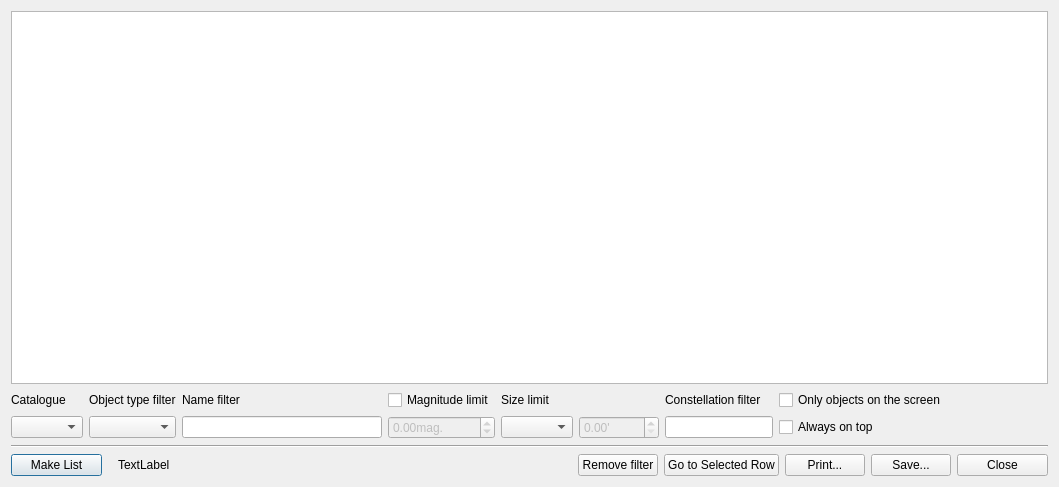
First picture: the form in cdsocatalogue.ui, repository PavelMr/skytechx, before the edit.
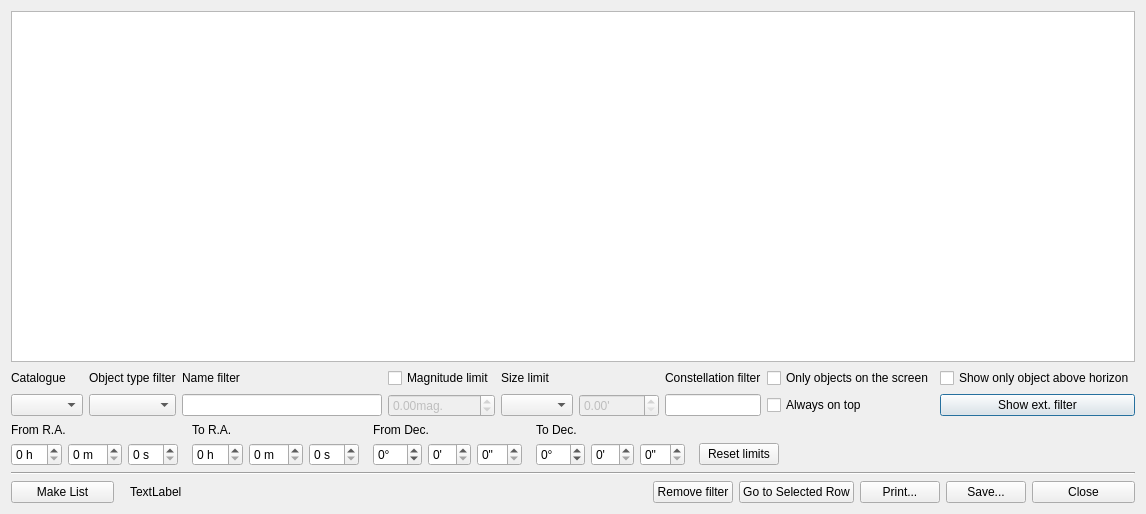
Second picture: the form after the edit.

Commit message: Added DSO dialog ext. filtering.

```diff
--- a/cdsocatalogue.ui
+++ b/cdsocatalogue.ui
@@ -7,14 +7,14 @@
     <x>0</x>
     <y>0</y>
     <width>1059</width>
-    <height>487</height>
+    <height>514</height>
    </rect>
   </property>
   <property name="windowTitle">
    <string>DSO Catalogue</string>
   </property>
-  <layout class="QGridLayout" name="gridLayout">
-   <item row="0" column="0">
+  <layout class="QVBoxLayout" name="verticalLayout_2">
+   <item>
     <widget class="QTableView" name="tableView">
      <property name="editTriggers">
       <set>QAbstractItemView::NoEditTriggers</set>
@@ -48,79 +48,66 @@
      </attribute>
     </widget>
    </item>
-   <item row="3" column="0">
+   <item>
     <layout class="QGridLayout" name="gridLayout_2">
-     <item row="1" column="6">
-      <widget class="QLineEdit" name="constFilterEdit"/>
-     </item>
-     <item row="0" column="1">
-      <widget class="QLabel" name="label_2">
-       <property name="text">
-        <string>Object type filter</string>
+     <item row="0" column="10">
+      <spacer name="horizontalSpacer">
+       <property name="orientation">
+        <enum>Qt::Horizontal</enum>
        </property>
-      </widget>
-     </item>
-     <item row="1" column="5">
-      <widget class="QDoubleSpinBox" name="sizeLimitSpin">
-       <property name="enabled">
-        <bool>false</bool>
+       <property name="sizeHint" stdset="0">
+        <size>
+         <width>40</width>
+         <height>20</height>
+        </size>
        </property>
-       <property name="suffix">
-        <string>'</string>
-       </property>
-       <property name="maximum">
-        <double>99999.000000000000000</double>
-       </property>
-      </widget>
+      </spacer>
      </item>
-     <item row="0" column="6">
-      <widget class="QLabel" name="label_4">
+     <item row="1" column="9">
+      <widget class="QPushButton" name="pushButton_7">
        <property name="text">
-        <string>Constellation filter</string>
+        <string>Show ext. filter</string>
        </property>
       </widget>
      </item>
-     <item row="1" column="3">
-      <widget class="QDoubleSpinBox" name="magLimitSpin">
-       <property name="enabled">
-        <bool>false</bool>
-       </property>
-       <property name="suffix">
-        <string>mag.</string>
-       </property>
-       <property name="minimum">
-        <double>-99.000000000000000</double>
-       </property>
-      </widget>
-     </item>
-     <item row="1" column="1">
-      <widget class="QComboBox" name="typeComboBox"/>
-     </item>
-     <item row="0" column="2">
-      <widget class="QLabel" name="label">
-       <property name="text">
-        <string>Name filter</string>
-       </property>
-      </widget>
-     </item>
-     <item row="0" column="7">
-      <widget class="QCheckBox" name="cb_onScreen">
-       <property name="text">
-        <string>Only objects on the screen</string>
-       </property>
-      </widget>
-     </item>
-     <item row="1" column="4">
-      <widget class="QComboBox" name="sizeComboBox"/>
-     </item>
      <item row="0" column="4">
-      <widget class="QLabel" name="label_3">
+      <widget class="QCheckBox" name="checkBox">
        <property name="text">
-        <string>Size limit</string>
+        <string>Magnitude limit</string>
        </property>
       </widget>
      </item>
-     <item row="1" column="2">
+     <item row="1" column="0">
+      <widget class="QComboBox" name="cbCatalogue"/>
+     </item>
+     <item row="0" column="0">
+      <widget class="QLabel" name="label_5">
+       <property name="text">
+        <string>Catalogue</string>
+       </property>
+      </widget>
+     </item>
+     <item row="1" column="8">
+      <widget class="QCheckBox" name="cb_top">
+       <property name="text">
+        <string>Always on top</string>
+       </property>
+      </widget>
+     </item>
+     <item row="1" column="10">
+      <spacer name="horizontalSpacer_2">
+       <property name="orientation">
+        <enum>Qt::Horizontal</enum>
+       </property>
+       <property name="sizeHint" stdset="0">
+        <size>
+         <width>40</width>
+         <height>20</height>
+        </size>
+       </property>
+      </spacer>
+     </item>
+     <item row="1" column="3">
       <widget class="QLineEdit" name="nameFilterEdit">
        <property name="sizePolicy">
         <sizepolicy hsizetype="Fixed" vsizetype="Fixed">
@@ -139,59 +126,363 @@
        </property>
       </widget>
      </item>
+     <item row="0" column="5">
+      <widget class="QLabel" name="label_3">
+       <property name="text">
+        <string>Size limit</string>
+       </property>
+      </widget>
+     </item>
+     <item row="1" column="5">
+      <widget class="QComboBox" name="sizeComboBox"/>
+     </item>
      <item row="0" column="8">
-      <spacer name="horizontalSpacer">
-       <property name="orientation">
-        <enum>Qt::Horizontal</enum>
+      <widget class="QCheckBox" name="cb_onScreen">
+       <property name="text">
+        <string>Only objects on the screen</string>
        </property>
-       <property name="sizeHint" stdset="0">
-        <size>
-         <width>40</width>
-         <height>20</height>
-        </size>
-       </property>
-      </spacer>
+      </widget>
      </item>
      <item row="0" column="3">
-      <widget class="QCheckBox" name="checkBox">
+      <widget class="QLabel" name="label">
        <property name="text">
-        <string>Magnitude limit</string>
+        <string>Name filter</string>
        </property>
       </widget>
      </item>
-     <item row="1" column="8">
-      <spacer name="horizontalSpacer_2">
-       <property name="orientation">
-        <enum>Qt::Horizontal</enum>
+     <item row="1" column="2">
+      <widget class="QComboBox" name="typeComboBox"/>
+     </item>
+     <item row="1" column="4">
+      <widget class="QDoubleSpinBox" name="magLimitSpin">
+       <property name="enabled">
+        <bool>false</bool>
        </property>
-       <property name="sizeHint" stdset="0">
-        <size>
-         <width>40</width>
-         <height>20</height>
-        </size>
+       <property name="suffix">
+        <string>mag.</string>
        </property>
-      </spacer>
+       <property name="minimum">
+        <double>-99.000000000000000</double>
+       </property>
+      </widget>
+     </item>
+     <item row="0" column="7">
+      <widget class="QLabel" name="label_4">
+       <property name="text">
+        <string>Constellation filter</string>
+       </property>
+      </widget>
+     </item>
+     <item row="1" column="6">
+      <widget class="QDoubleSpinBox" name="sizeLimitSpin">
+       <property name="enabled">
+        <bool>false</bool>
+       </property>
+       <property name="suffix">
+        <string>'</string>
+       </property>
+       <property name="maximum">
+        <double>99999.000000000000000</double>
+       </property>
+      </widget>
+     </item>
+     <item row="0" column="2">
+      <widget class="QLabel" name="label_2">
+       <property name="text">
+        <string>Object type filter</string>
+       </property>
+      </widget>
      </item>
      <item row="1" column="7">
-      <widget class="QCheckBox" name="cb_top">
+      <widget class="QLineEdit" name="constFilterEdit"/>
+     </item>
+     <item row="0" column="9">
+      <widget class="QCheckBox" name="cb_hor_only">
        <property name="text">
-        <string>Always on top</string>
+        <string>Show only object above horizon</string>
        </property>
       </widget>
      </item>
-     <item row="0" column="0">
-      <widget class="QLabel" name="label_5">
-       <property name="text">
-        <string>Catalogue</string>
-       </property>
+    </layout>
+   </item>
+   <item>
+    <layout class="QVBoxLayout" name="verticalLayout">
+     <item>
+      <widget class="QWidget" name="w_ext_filter" native="true">
+       <layout class="QVBoxLayout" name="verticalLayout_3">
+        <property name="leftMargin">
+         <number>0</number>
+        </property>
+        <property name="topMargin">
+         <number>0</number>
+        </property>
+        <property name="rightMargin">
+         <number>0</number>
+        </property>
+        <property name="bottomMargin">
+         <number>0</number>
+        </property>
+        <item>
+         <layout class="QGridLayout" name="gridLayout_3">
+          <item row="2" column="6">
+           <widget class="QSpinBox" name="sb_ra2_m">
+            <property name="suffix">
+             <string> m</string>
+            </property>
+            <property name="maximum">
+             <number>59</number>
+            </property>
+           </widget>
+          </item>
+          <item row="2" column="1">
+           <widget class="QSpinBox" name="sb_ra_m">
+            <property name="suffix">
+             <string> m</string>
+            </property>
+            <property name="maximum">
+             <number>59</number>
+            </property>
+           </widget>
+          </item>
+          <item row="2" column="0">
+           <widget class="QSpinBox" name="sb_ra_h">
+            <property name="suffix">
+             <string> h</string>
+            </property>
+            <property name="maximum">
+             <number>24</number>
+            </property>
+           </widget>
+          </item>
+          <item row="2" column="7">
+           <widget class="QSpinBox" name="sb_ra2_s">
+            <property name="suffix">
+             <string> s</string>
+            </property>
+            <property name="maximum">
+             <number>59</number>
+            </property>
+           </widget>
+          </item>
+          <item row="2" column="5">
+           <widget class="QSpinBox" name="sb_ra2_h">
+            <property name="suffix">
+             <string> h</string>
+            </property>
+            <property name="minimum">
+             <number>0</number>
+            </property>
+            <property name="maximum">
+             <number>24</number>
+            </property>
+           </widget>
+          </item>
+          <item row="2" column="18">
+           <spacer name="horizontalSpacer_5">
+            <property name="orientation">
+             <enum>Qt::Horizontal</enum>
+            </property>
+            <property name="sizeHint" stdset="0">
+             <size>
+              <width>40</width>
+              <height>20</height>
+             </size>
+            </property>
+           </spacer>
+          </item>
+          <item row="2" column="17">
+           <widget class="QPushButton" name="pushButton_8">
+            <property name="text">
+             <string>Reset limits</string>
+            </property>
+           </widget>
+          </item>
+          <item row="2" column="9">
+           <widget class="QSpinBox" name="sb_dec_d">
+            <property name="suffix">
+             <string>°</string>
+            </property>
+            <property name="minimum">
+             <number>-90</number>
+            </property>
+            <property name="maximum">
+             <number>90</number>
+            </property>
+           </widget>
+          </item>
+          <item row="2" column="10">
+           <widget class="QSpinBox" name="sb_dec_m">
+            <property name="suffix">
+             <string>'</string>
+            </property>
+            <property name="maximum">
+             <number>59</number>
+            </property>
+           </widget>
+          </item>
+          <item row="2" column="11">
+           <widget class="QSpinBox" name="sb_dec_s">
+            <property name="suffix">
+             <string>&quot;</string>
+            </property>
+            <property name="maximum">
+             <number>59</number>
+            </property>
+           </widget>
+          </item>
+          <item row="2" column="13">
+           <widget class="QSpinBox" name="sb_dec2_d">
+            <property name="suffix">
+             <string>°</string>
+            </property>
+            <property name="minimum">
+             <number>-90</number>
+            </property>
+            <property name="maximum">
+             <number>90</number>
+            </property>
+           </widget>
+          </item>
+          <item row="2" column="14">
+           <widget class="QSpinBox" name="sb_dec2_m">
+            <property name="suffix">
+             <string>'</string>
+            </property>
+            <property name="maximum">
+             <number>59</number>
+            </property>
+           </widget>
+          </item>
+          <item row="2" column="15">
+           <widget class="QSpinBox" name="sb_dec2_s">
+            <property name="showGroupSeparator" stdset="0">
+             <bool>false</bool>
+            </property>
+            <property name="suffix">
+             <string>&quot;</string>
+            </property>
+            <property name="maximum">
+             <number>59</number>
+            </property>
+           </widget>
+          </item>
+          <item row="2" column="12">
+           <spacer name="horizontalSpacer_8">
+            <property name="orientation">
+             <enum>Qt::Horizontal</enum>
+            </property>
+            <property name="sizeType">
+             <enum>QSizePolicy::Fixed</enum>
+            </property>
+            <property name="sizeHint" stdset="0">
+             <size>
+              <width>8</width>
+              <height>8</height>
+             </size>
+            </property>
+           </spacer>
+          </item>
+          <item row="2" column="4">
+           <spacer name="horizontalSpacer_6">
+            <property name="orientation">
+             <enum>Qt::Horizontal</enum>
+            </property>
+            <property name="sizeType">
+             <enum>QSizePolicy::Fixed</enum>
+            </property>
+            <property name="sizeHint" stdset="0">
+             <size>
+              <width>8</width>
+              <height>8</height>
+             </size>
+            </property>
+           </spacer>
+          </item>
+          <item row="2" column="8">
+           <spacer name="horizontalSpacer_7">
+            <property name="orientation">
+             <enum>Qt::Horizontal</enum>
+            </property>
+            <property name="sizeType">
+             <enum>QSizePolicy::Fixed</enum>
+            </property>
+            <property name="sizeHint" stdset="0">
+             <size>
+              <width>8</width>
+              <height>8</height>
+             </size>
+            </property>
+           </spacer>
+          </item>
+          <item row="2" column="16">
+           <spacer name="horizontalSpacer_9">
+            <property name="orientation">
+             <enum>Qt::Horizontal</enum>
+            </property>
+            <property name="sizeType">
+             <enum>QSizePolicy::Fixed</enum>
+            </property>
+            <property name="sizeHint" stdset="0">
+             <size>
+              <width>8</width>
+              <height>8</height>
+             </size>
+            </property>
+           </spacer>
+          </item>
+          <item row="1" column="0" colspan="2">
+           <widget class="QLabel" name="label_6">
+            <property name="text">
+             <string>From R.A.</string>
+            </property>
+           </widget>
+          </item>
+          <item row="1" column="5" colspan="3">
+           <widget class="QLabel" name="label_7">
+            <property name="text">
+             <string>To R.A.</string>
+            </property>
+           </widget>
+          </item>
+          <item row="1" column="9" colspan="3">
+           <widget class="QLabel" name="label_8">
+            <property name="text">
+             <string>From Dec.</string>
+            </property>
+           </widget>
+          </item>
+          <item row="1" column="13" colspan="3">
+           <widget class="QLabel" name="label_9">
+            <property name="text">
+             <string>To Dec.</string>
+            </property>
+           </widget>
+          </item>
+          <item row="2" column="2">
+           <widget class="QSpinBox" name="sb_ra_s">
+            <property name="suffix">
+             <string> s</string>
+            </property>
+            <property name="maximum">
+             <number>59</number>
+            </property>
+           </widget>
+          </item>
+         </layout>
+        </item>
+       </layout>
       </widget>
      </item>
-     <item row="1" column="0">
-      <widget class="QComboBox" name="cbCatalogue"/>
-     </item>
     </layout>
    </item>
-   <item row="5" column="0">
+   <item>
+    <widget class="Line" name="line">
+     <property name="orientation">
+      <enum>Qt::Horizontal</enum>
+     </property>
+    </widget>
+   </item>
+   <item>
     <layout class="QHBoxLayout" name="horizontalLayout" stretch="1,2,3,2,0,1,0,0,1">
      <item>
       <widget class="QPushButton" name="pushButton_2">
@@ -273,13 +564,6 @@
      </item>
     </layout>
    </item>
-   <item row="4" column="0">
-    <widget class="Line" name="line">
-     <property name="orientation">
-      <enum>Qt::Horizontal</enum>
-     </property>
-    </widget>
-   </item>
   </layout>
  </widget>
  <resources/>
```
The commit also changes 5 other files.
